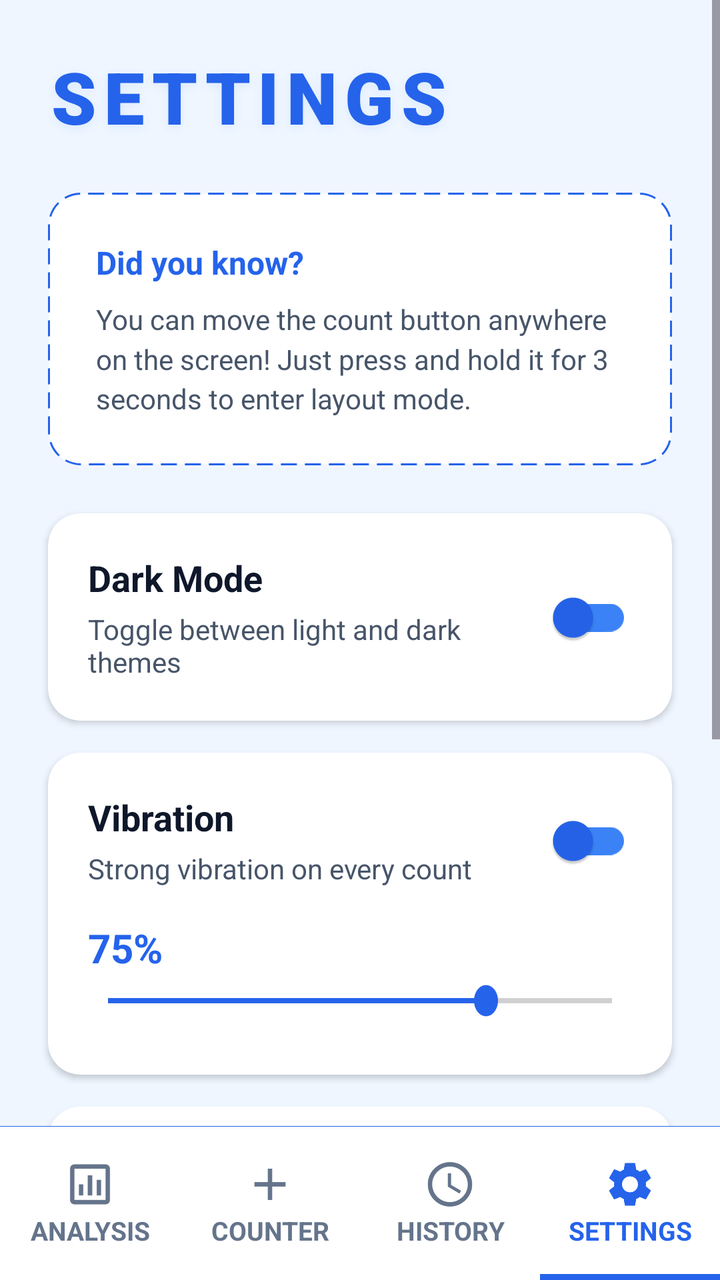
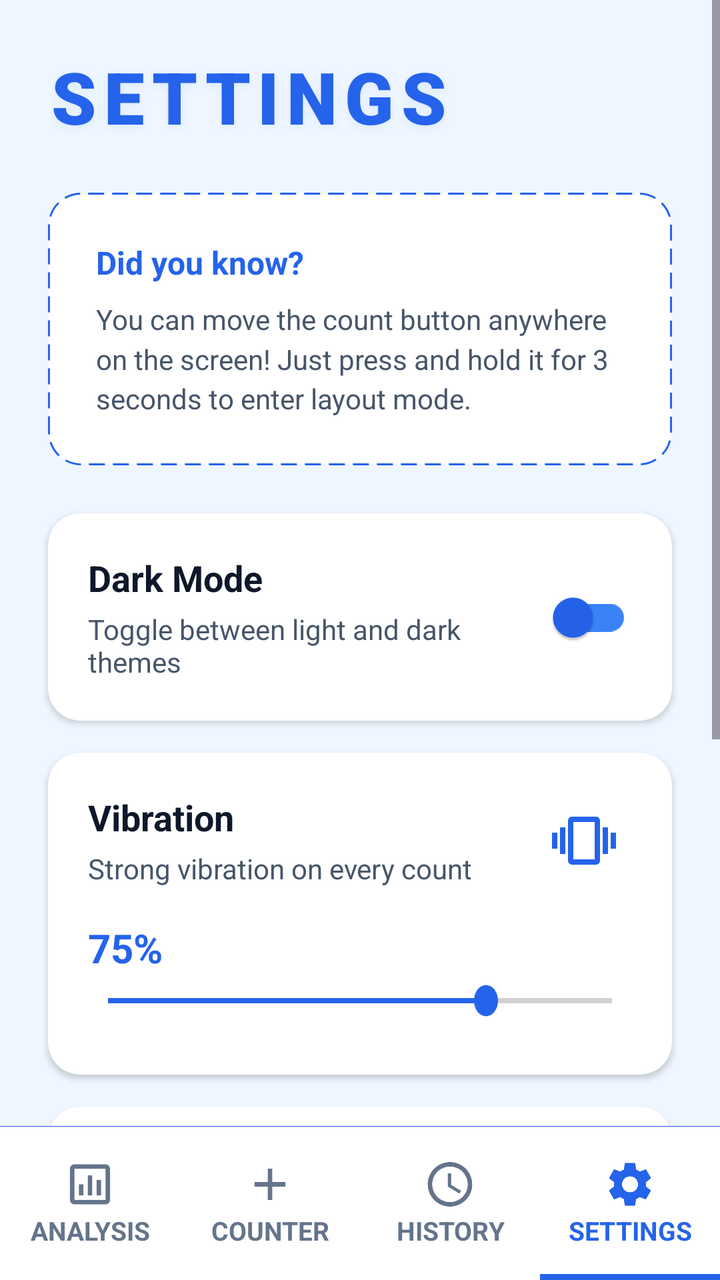

The first picture is an Android layout as it rendered before a commit; the second is the same layout after the commit. The layout source and the unified diff follow.
<!-- AndroidManifest.xml: application theme Theme.SmartTasbeeh -->
<!-- res/layout/activity_settings.xml -->
<?xml version="1.0" encoding="utf-8"?>
<androidx.constraintlayout.widget.ConstraintLayout xmlns:android="http://schemas.android.com/apk/res/android"
    xmlns:app="http://schemas.android.com/apk/res-auto"
    android:layout_width="match_parent"
    android:layout_height="match_parent"
    android:background="@color/app_background">

    <ScrollView
        android:layout_width="match_parent"
        android:layout_height="0dp"
        android:fillViewport="true"
        app:layout_constraintTop_toTopOf="parent"
        app:layout_constraintBottom_toTopOf="@id/bottomNavDivider">

        <androidx.constraintlayout.widget.ConstraintLayout
            android:layout_width="match_parent"
            android:layout_height="wrap_content"
            android:paddingBottom="32dp">

            <TextView
                android:id="@+id/tvPageTitle"
                android:layout_width="wrap_content"
                android:layout_height="wrap_content"
                android:text="@string/nav_settings"
                android:textSize="36sp"
                android:fontFamily="sans-serif-black"
                android:letterSpacing="0.10"
                android:textColor="@color/count_text_color"
                android:shadowColor="@color/card_stroke_color"
                android:shadowRadius="12"
                android:shadowDy="4"
                android:layout_marginTop="24dp"
                android:layout_marginStart="24dp"
                app:layout_constraintStart_toStartOf="parent"
                app:layout_constraintTop_toTopOf="parent"/>

            
            <LinearLayout
                android:id="@+id/cardInfoBox"
                android:layout_width="0dp"
                android:layout_height="wrap_content"
                android:background="@drawable/info_box_background"
                android:orientation="vertical"
                android:padding="24dp"
                android:layout_marginTop="24dp"
                android:layout_marginStart="24dp"
                android:layout_marginEnd="24dp"
                app:layout_constraintTop_toBottomOf="@id/tvPageTitle"
                app:layout_constraintStart_toStartOf="parent"
                app:layout_constraintEnd_toEndOf="parent">

                <TextView
                    android:layout_width="wrap_content"
                    android:layout_height="wrap_content"
                    android:text="@string/did_you_know_title"
                    android:textSize="16sp"
                    android:textStyle="bold"
                    android:textColor="@color/count_text_color"
                    android:layout_marginBottom="8dp"/>

                <TextView
                    android:layout_width="match_parent"
                    android:layout_height="wrap_content"
                    android:text="@string/drag_button_hint"
                    android:textSize="14sp"
                    android:textColor="@color/text_secondary"
                    android:lineSpacingMultiplier="1.2"/>
            </LinearLayout>

            
            <androidx.cardview.widget.CardView
                android:id="@+id/cardDarkMode"
                android:layout_width="0dp"
                android:layout_height="wrap_content"
                android:layout_marginTop="24dp"
                android:layout_marginStart="24dp"
                android:layout_marginEnd="24dp"
                app:cardCornerRadius="16dp"
                app:cardElevation="2dp"
                app:cardBackgroundColor="@color/card_background"
                app:layout_constraintTop_toBottomOf="@id/cardInfoBox"
                app:layout_constraintStart_toStartOf="parent"
                app:layout_constraintEnd_toEndOf="parent">

                <androidx.constraintlayout.widget.ConstraintLayout
                    android:layout_width="match_parent"
                    android:layout_height="match_parent"
                    android:padding="20dp">

                    <TextView
                        android:id="@+id/tvDarkMode"
                        android:layout_width="wrap_content"
                        android:layout_height="wrap_content"
                        android:text="@string/dark_mode_title"
                        android:textSize="18sp"
                        android:textStyle="bold"
                        android:textColor="@color/text_primary"
                        app:layout_constraintStart_toStartOf="parent"
                        app:layout_constraintTop_toTopOf="parent"/>

                    <TextView
                        android:layout_width="0dp"
                        android:layout_height="wrap_content"
                        android:text="@string/dark_mode_desc"
                        android:textSize="14sp"
                        android:textColor="@color/text_secondary"
                        android:layout_marginTop="4dp"
                        android:layout_marginEnd="16dp"
                        app:layout_constraintTop_toBottomOf="@id/tvDarkMode"
                        app:layout_constraintStart_toStartOf="parent"
                        app:layout_constraintEnd_toStartOf="@id/switchDarkMode"/>

                    <com.google.android.material.switchmaterial.SwitchMaterial
                        android:id="@+id/switchDarkMode"
                        android:layout_width="wrap_content"
                        android:layout_height="wrap_content"
                        app:thumbTint="@color/tasbeeh_blue_primary"
                        app:trackTint="@color/tasbeeh_blue_accent"
                        app:layout_constraintEnd_toEndOf="parent"
                        app:layout_constraintTop_toTopOf="parent"
                        app:layout_constraintBottom_toBottomOf="parent"
                        android:contentDescription="@string/dark_mode_title"/>

                </androidx.constraintlayout.widget.ConstraintLayout>
            </androidx.cardview.widget.CardView>

            
            <androidx.cardview.widget.CardView
                android:id="@+id/cardHaptic"
                android:layout_width="0dp"
                android:layout_height="wrap_content"
                android:layout_marginTop="16dp"
                android:layout_marginStart="24dp"
                android:layout_marginEnd="24dp"
                app:cardCornerRadius="16dp"
                app:cardElevation="2dp"
                app:cardBackgroundColor="@color/card_background"
                app:layout_constraintTop_toBottomOf="@id/cardDarkMode"
                app:layout_constraintStart_toStartOf="parent"
                app:layout_constraintEnd_toEndOf="parent">

                <androidx.constraintlayout.widget.ConstraintLayout
                    android:layout_width="match_parent"
                    android:layout_height="match_parent"
                    android:padding="20dp">

                    <TextView
                        android:id="@+id/tvHaptic"
                        android:layout_width="wrap_content"
                        android:layout_height="wrap_content"
                        android:text="@string/haptic_feedback_title"
                        android:textSize="18sp"
                        android:textStyle="bold"
                        android:textColor="@color/text_primary"
                        app:layout_constraintStart_toStartOf="parent"
                        app:layout_constraintTop_toTopOf="parent"/>

                    <TextView
                        android:layout_width="0dp"
                        android:layout_height="wrap_content"
                        android:text="@string/haptic_feedback_desc"
                        android:textSize="14sp"
                        android:textColor="@color/text_secondary"
                        android:layout_marginTop="4dp"
                        android:layout_marginEnd="16dp"
                        app:layout_constraintTop_toBottomOf="@id/tvHaptic"
                        app:layout_constraintStart_toStartOf="parent"
                        app:layout_constraintEnd_toStartOf="@id/switchHaptic"/>

                    <com.google.android.material.switchmaterial.SwitchMaterial
                        android:id="@+id/switchHaptic"
                        android:layout_width="wrap_content"
                        android:layout_height="wrap_content"
                        app:thumbTint="@color/tasbeeh_blue_primary"
                        app:trackTint="@color/tasbeeh_blue_accent"
                        app:layout_constraintEnd_toEndOf="parent"
                        app:layout_constraintTop_toTopOf="parent"
                        app:layout_constraintBottom_toTopOf="@id/layoutVibrationLevel"
                        android:contentDescription="@string/haptic_feedback_title"/>

                    <RelativeLayout
                        android:id="@+id/layoutVibrationLevel"
                        android:layout_width="match_parent"
                        android:layout_height="wrap_content"
                        android:layout_marginTop="16dp"
                        app:layout_constraintTop_toBottomOf="@id/switchHaptic"
                        app:layout_constraintStart_toStartOf="parent"
                        app:layout_constraintEnd_toEndOf="parent">

                        <TextView
                            android:id="@+id/tvSeekValue"
                            android:layout_width="wrap_content"
                            android:layout_height="wrap_content"
                            android:text="@string/vibration_percentage_text"
                            android:textSize="20sp"
                            android:textStyle="bold"
                            android:textColor="@color/tasbeeh_blue_primary"
                            android:layout_marginBottom="4dp" />

                        <SeekBar
                            android:id="@+id/seekBarVibration"
                            android:layout_width="match_parent"
                            android:layout_height="wrap_content"
                            android:layout_below="@id/tvSeekValue"
                            android:max="100"
                            android:progress="75"
                            android:thumbTint="@color/tasbeeh_blue_primary"
                            android:progressTint="@color/tasbeeh_blue_primary"
                            android:paddingStart="10dp"
                            android:paddingEnd="10dp"
                            android:scaleY="1.3"
                            android:scaleX="1.0"
                            android:layout_marginBottom="8dp"/>

                    </RelativeLayout>

                </androidx.constraintlayout.widget.ConstraintLayout>
            </androidx.cardview.widget.CardView>

            
            <androidx.cardview.widget.CardView
                android:id="@+id/cardSound"
                android:layout_width="0dp"
                android:layout_height="wrap_content"
                android:layout_marginTop="16dp"
                android:layout_marginStart="24dp"
                android:layout_marginEnd="24dp"
                app:cardCornerRadius="16dp"
                app:cardElevation="2dp"
                app:cardBackgroundColor="@color/card_background"
                app:layout_constraintTop_toBottomOf="@id/cardHaptic"
                app:layout_constraintStart_toStartOf="parent"
                app:layout_constraintEnd_toEndOf="parent">

                <androidx.constraintlayout.widget.ConstraintLayout
                    android:layout_width="match_parent"
                    android:layout_height="match_parent"
                    android:padding="20dp">

                    <TextView
                        android:id="@+id/tvSound"
                        android:layout_width="wrap_content"
                        android:layout_height="wrap_content"
                        android:text="@string/sound_title"
                        android:textSize="18sp"
                        android:textStyle="bold"
                        android:textColor="@color/text_primary"
                        app:layout_constraintStart_toStartOf="parent"
                        app:layout_constraintTop_toTopOf="parent"/>

                    <TextView
                        android:layout_width="0dp"
                        android:layout_height="wrap_content"
                        android:text="@string/sound_desc"
                        android:textSize="14sp"
                        android:textColor="@color/text_secondary"
                        android:layout_marginTop="4dp"
                        android:layout_marginEnd="16dp"
                        app:layout_constraintTop_toBottomOf="@id/tvSound"
                        app:layout_constraintStart_toStartOf="parent"
                        app:layout_constraintEnd_toStartOf="@id/ivSoundToggle"/>

                    <ImageView
                        android:id="@+id/ivSoundToggle"
                        android:layout_width="48dp"
                        android:layout_height="48dp"
                        android:padding="8dp"
                        android:src="@drawable/ic_volume_up"
                        android:background="?attr/selectableItemBackgroundBorderless"
                        android:clickable="true"
                        android:focusable="true"
                        app:layout_constraintEnd_toEndOf="parent"
                        app:layout_constraintTop_toTopOf="parent"
                        app:layout_constraintBottom_toBottomOf="parent"
                        android:contentDescription="@string/sound_title"/>

                </androidx.constraintlayout.widget.ConstraintLayout>
            </androidx.cardview.widget.CardView>

            
            <androidx.cardview.widget.CardView
                android:id="@+id/cardTapAnywhere"
                android:layout_width="0dp"
                android:layout_height="wrap_content"
                android:layout_marginTop="16dp"
                android:layout_marginStart="24dp"
                android:layout_marginEnd="24dp"
                app:cardCornerRadius="16dp"
                app:cardElevation="2dp"
                app:cardBackgroundColor="@color/card_background"
                app:layout_constraintTop_toBottomOf="@id/cardSound"
                app:layout_constraintStart_toStartOf="parent"
                app:layout_constraintEnd_toEndOf="parent">

                <androidx.constraintlayout.widget.ConstraintLayout
                    android:layout_width="match_parent"
                    android:layout_height="match_parent"
                    android:padding="20dp">

                    <TextView
                        android:id="@+id/tvTapAnywhere"
                        android:layout_width="wrap_content"
                        android:layout_height="wrap_content"
                        android:text="@string/tap_anywhere_title"
                        android:textSize="18sp"
                        android:textStyle="bold"
                        android:textColor="@color/text_primary"
                        app:layout_constraintStart_toStartOf="parent"
                        app:layout_constraintTop_toTopOf="parent"/>

                    <TextView
                        android:layout_width="0dp"
                        android:layout_height="wrap_content"
                        android:text="@string/tap_anywhere_desc"
                        android:textSize="14sp"
                        android:textColor="@color/text_secondary"
                        android:layout_marginTop="4dp"
                        android:layout_marginEnd="16dp"
                        app:layout_constraintTop_toBottomOf="@id/tvTapAnywhere"
                        app:layout_constraintStart_toStartOf="parent"
                        app:layout_constraintEnd_toStartOf="@id/switchTapAnywhere"/>

                    <com.google.android.material.switchmaterial.SwitchMaterial
                        android:id="@+id/switchTapAnywhere"
                        android:layout_width="53dp"
                        android:layout_height="42dp"
                        android:contentDescription="@string/cd_full_screen_count"
                        app:layout_constraintBottom_toBottomOf="parent"
                        app:layout_constraintEnd_toEndOf="parent"
                        app:layout_constraintTop_toTopOf="parent"
                        app:thumbTint="@color/tasbeeh_blue_primary"
                        app:trackTint="@color/tasbeeh_blue_accent" />

                </androidx.constraintlayout.widget.ConstraintLayout>
            </androidx.cardview.widget.CardView>

            <TextView
                android:layout_width="wrap_content"
                android:layout_height="wrap_content"
                android:text="@string/app_version"
                android:textColor="@color/text_secondary"
                android:textSize="12sp"
                android:layout_marginTop="32dp"
                app:layout_constraintTop_toBottomOf="@id/cardTapAnywhere"
                app:layout_constraintBottom_toBottomOf="parent"
                app:layout_constraintStart_toStartOf="parent"
                app:layout_constraintEnd_toEndOf="parent"
                app:layout_constraintVertical_bias="1.0"
                android:layout_marginBottom="16dp"/>

        </androidx.constraintlayout.widget.ConstraintLayout>
    </ScrollView>

    
    <View
        android:id="@+id/bottomNavDivider"
        android:layout_width="match_parent"
        android:layout_height="0.1dp"
        android:background="@color/count_text_color"
        app:layout_constraintBottom_toTopOf="@id/bottomNav"/>

    
    
    <LinearLayout
        android:id="@+id/bottomNav"
        android:layout_width="match_parent"
        android:layout_height="0dp"
        app:layout_constraintHeight_percent="0.12"
        android:background="@color/nav_bg"
        android:orientation="horizontal"
        android:weightSum="4"
        android:baselineAligned="false"
        app:layout_constraintBottom_toBottomOf="parent">

        
        <androidx.constraintlayout.widget.ConstraintLayout
            android:id="@+id/btnNavAnalysis"
            android:layout_width="0dp"
            android:layout_height="match_parent"
            android:layout_weight="1"
            android:clickable="true"
            android:focusable="true"
            android:background="?attr/selectableItemBackground">

            <ImageView
                android:id="@+id/imgAnalysis"
                android:layout_width="0dp"
                android:layout_height="0dp"
                android:src="@drawable/ic_analysis"
                app:tint="@color/nav_text_unselected"
                app:layout_constraintTop_toTopOf="parent"
                app:layout_constraintBottom_toTopOf="@+id/txtAnalysis"
                app:layout_constraintStart_toStartOf="parent"
                app:layout_constraintEnd_toEndOf="parent"
                app:layout_constraintHeight_percent="0.35"
                app:layout_constraintDimensionRatio="1:1"
                app:layout_constraintVertical_chainStyle="packed"
                android:contentDescription="@null"/>

            <TextView
                android:id="@+id/txtAnalysis"
                android:layout_width="0dp"
                android:layout_height="0dp"
                android:text="@string/nav_analysis"
                android:textColor="@color/nav_text_unselected"
                android:gravity="center"
                android:textStyle="bold"
                app:layout_constraintTop_toBottomOf="@id/imgAnalysis"
                app:layout_constraintBottom_toBottomOf="parent"
                app:layout_constraintStart_toStartOf="parent"
                app:layout_constraintEnd_toEndOf="parent"
                app:layout_constraintHeight_percent="0.25"
                app:layout_constraintWidth_percent="0.9"
                app:autoSizeTextType="uniform"
                app:autoSizeMinTextSize="8sp"
                app:autoSizeMaxTextSize="13sp"
                app:autoSizeStepGranularity="1sp"/>
        </androidx.constraintlayout.widget.ConstraintLayout>

        
        <androidx.constraintlayout.widget.ConstraintLayout
            android:id="@+id/btnNavCounter"
            android:layout_width="0dp"
            android:layout_height="match_parent"
            android:layout_weight="1"
            android:clickable="true"
            android:focusable="true"
            android:background="?attr/selectableItemBackground">

            <ImageView
                android:id="@+id/imgCounter"
                android:layout_width="0dp"
                android:layout_height="0dp"
                android:src="@drawable/ic_add"
                app:tint="@color/nav_text_unselected"
                app:layout_constraintTop_toTopOf="parent"
                app:layout_constraintBottom_toTopOf="@+id/txtCounter"
                app:layout_constraintStart_toStartOf="parent"
                app:layout_constraintEnd_toEndOf="parent"
                app:layout_constraintHeight_percent="0.35"
                app:layout_constraintDimensionRatio="1:1"
                app:layout_constraintVertical_chainStyle="packed"
                android:contentDescription="@null"/>

            <TextView
                android:id="@+id/txtCounter"
                android:layout_width="0dp"
                android:layout_height="0dp"
                android:text="@string/nav_counter"
                android:textColor="@color/nav_text_unselected"
                android:gravity="center"
                android:textStyle="bold"
                app:layout_constraintTop_toBottomOf="@id/imgCounter"
                app:layout_constraintBottom_toBottomOf="parent"
                app:layout_constraintStart_toStartOf="parent"
                app:layout_constraintEnd_toEndOf="parent"
                app:layout_constraintHeight_percent="0.25"
                app:layout_constraintWidth_percent="0.9"
                app:autoSizeTextType="uniform"
                app:autoSizeMinTextSize="8sp"
                app:autoSizeMaxTextSize="13sp"
                app:autoSizeStepGranularity="1sp"/>
        </androidx.constraintlayout.widget.ConstraintLayout>

        
        <androidx.constraintlayout.widget.ConstraintLayout
            android:id="@+id/btnSavedCounts"
            android:layout_width="0dp"
            android:layout_height="match_parent"
            android:layout_weight="1"
            android:clickable="true"
            android:focusable="true"
            android:background="?attr/selectableItemBackground">

            <ImageView
                android:id="@+id/imgHistory"
                android:layout_width="0dp"
                android:layout_height="0dp"
                android:src="@drawable/ic_clock"
                app:tint="@color/nav_text_unselected"
                app:layout_constraintTop_toTopOf="parent"
                app:layout_constraintBottom_toTopOf="@+id/txtHistory"
                app:layout_constraintStart_toStartOf="parent"
                app:layout_constraintEnd_toEndOf="parent"
                app:layout_constraintHeight_percent="0.35"
                app:layout_constraintDimensionRatio="1:1"
                app:layout_constraintVertical_chainStyle="packed"
                android:contentDescription="@null"/>

            <TextView
                android:id="@+id/txtHistory"
                android:layout_width="0dp"
                android:layout_height="0dp"
                android:text="@string/nav_history"
                android:textColor="@color/nav_text_unselected"
                android:gravity="center"
                android:textStyle="bold"
                app:layout_constraintTop_toBottomOf="@id/imgHistory"
                app:layout_constraintBottom_toBottomOf="parent"
                app:layout_constraintStart_toStartOf="parent"
                app:layout_constraintEnd_toEndOf="parent"
                app:layout_constraintHeight_percent="0.25"
                app:layout_constraintWidth_percent="0.9"
                app:autoSizeTextType="uniform"
                app:autoSizeMinTextSize="8sp"
                app:autoSizeMaxTextSize="13sp"
                app:autoSizeStepGranularity="1sp"/>
        </androidx.constraintlayout.widget.ConstraintLayout>

        
        <androidx.constraintlayout.widget.ConstraintLayout
            android:id="@+id/btnNavSettings"
            android:layout_width="0dp"
            android:layout_height="match_parent"
            android:layout_weight="1"
            android:focusable="true"
            android:background="?attr/selectableItemBackground">

            <View
                android:layout_width="0dp"
                android:layout_height="3dp"
                android:background="@color/nav_text_selected"
                app:layout_constraintBottom_toBottomOf="parent"
                app:layout_constraintStart_toStartOf="parent"
                app:layout_constraintEnd_toEndOf="parent" />

            <ImageView
                android:id="@+id/imgSettings"
                android:layout_width="0dp"
                android:layout_height="0dp"
                android:src="@drawable/ic_settings"
                app:tint="@color/nav_text_selected"
                app:layout_constraintTop_toTopOf="parent"
                app:layout_constraintBottom_toTopOf="@+id/txtSettings"
                app:layout_constraintStart_toStartOf="parent"
                app:layout_constraintEnd_toEndOf="parent"
                app:layout_constraintHeight_percent="0.35"
                app:layout_constraintDimensionRatio="1:1"
                app:layout_constraintVertical_chainStyle="packed"
                android:contentDescription="@null"/>

            <TextView
                android:id="@+id/txtSettings"
                android:layout_width="0dp"
                android:layout_height="0dp"
                android:text="@string/nav_settings"
                android:textColor="@color/nav_text_selected"
                android:gravity="center"
                android:textStyle="bold"
                app:layout_constraintTop_toBottomOf="@id/imgSettings"
                app:layout_constraintBottom_toBottomOf="parent"
                app:layout_constraintStart_toStartOf="parent"
                app:layout_constraintEnd_toEndOf="parent"
                app:layout_constraintHeight_percent="0.25"
                app:layout_constraintWidth_percent="0.9"
                app:autoSizeTextType="uniform"
                app:autoSizeMinTextSize="8sp"
                app:autoSizeMaxTextSize="13sp"
                app:autoSizeStepGranularity="1sp"/>
        </androidx.constraintlayout.widget.ConstraintLayout>

    </LinearLayout>

</androidx.constraintlayout.widget.ConstraintLayout>
<!-- resources referenced by this layout -->
<resources>
  <color name="app_background">@color/background_light</color>
  <color name="card_background">#FFFFFF</color>
  <color name="card_stroke_color">#DBEAFE</color>
  <color name="count_text_color">#2563EB</color>
  <color name="nav_bg">#FFFFFF</color>
  <color name="nav_text_selected">#2563EB</color>
  <color name="nav_text_unselected">#64748B</color>
  <color name="tasbeeh_blue_accent">#3B82F6</color>
  <color name="tasbeeh_blue_primary">#2563EB</color>
  <color name="text_primary">#0F172A</color>
  <color name="text_secondary">#475569</color>
  <!-- drawable ic_add (drawable) -->
  <vector xmlns:android="http://schemas.android.com/apk/res/android"
      android:width="24dp"
      android:height="24dp"
      android:viewportWidth="24"
      android:viewportHeight="24">
      <path
        android:fillColor="@android:color/white"
        android:pathData="M19,13h-6v6h-2v-6H5v-2h6V5h2v6h6v2z"/>
  </vector>
  <!-- drawable ic_analysis (drawable) -->
  <vector xmlns:android="http://schemas.android.com/apk/res/android"
      android:width="24dp"
      android:height="24dp"
      android:viewportWidth="24"
      android:viewportHeight="24">
    <path
        android:fillColor="#FF000000"
        android:pathData="M19,3H5C3.9,3 3,3.9 3,5v14c0,1.1 0.9,2 2,2h14c1.1,0 2,-0.9 2,-2V5C21,3.9 20.1,3 19,3zM19,19H5V5h14V19zM7,12h2v5H7V12zM11,8h2v9h-2V8zM15,10h2v7h-2V10z"/>
  </vector>
  <!-- drawable info_box_background (drawable) -->
  <?xml version="1.0" encoding="utf-8"?>
  <shape xmlns:android="http://schemas.android.com/apk/res/android"
      android:shape="rectangle">
      <solid android:color="@color/card_background"/>
      <stroke
          android:width="1dp"
          android:color="@color/count_text_color"
          android:dashWidth="8dp"
          android:dashGap="4dp"/>
      <corners android:radius="16dp"/>
  </shape>
  <string name="app_version">Smart Tasbeeh v1.0.1</string>
  <string name="cd_full_screen_count">Full screen counting</string>
  <string name="dark_mode_desc">Toggle between light and dark themes</string>
  <string name="dark_mode_title">Dark Mode</string>
  <string name="did_you_know_title">Did you know?</string>
  <string name="drag_button_hint">You can move the count button anywhere on the screen! Just press and hold it for 3 seconds to enter layout mode.</string>
  <string name="haptic_feedback_desc">Strong vibration on every count</string>
  <string name="haptic_feedback_title">Vibration</string>
  <string name="nav_analysis">ANALYSIS</string>
  <string name="nav_counter">COUNTER</string>
  <string name="nav_history">HISTORY</string>
  <string name="nav_settings">SETTINGS</string>
  <string name="sound_desc">Play sound on every count</string>
  <string name="sound_title">Sound</string>
  <string name="tap_anywhere_desc">Count by tapping anywhere on the screen</string>
  <string name="tap_anywhere_title">Tap Anywhere</string>
  <string name="vibration_percentage_text">75%</string>
  <style name="Theme.SmartTasbeeh" parent="Base.Theme.SmartTasbeeh" />
  <color name="background_light">#EFF6FF</color>
  <color name="tasbeeh_blue_dark">#1E3A8A</color>
  <color name="white">#FFFFFFFF</color>
  <!-- unchanged entries left out for length: 4 -->
</resources>

<!-- the commit's change to res/layout/activity_settings.xml (unified diff, before → after) -->
@@ -165,14 +165,17 @@
                         android:layout_marginEnd="16dp"
                         app:layout_constraintTop_toBottomOf="@id/tvHaptic"
                         app:layout_constraintStart_toStartOf="parent"
-                        app:layout_constraintEnd_toStartOf="@id/switchHaptic"/>
-
-                    <com.google.android.material.switchmaterial.SwitchMaterial
-                        android:id="@+id/switchHaptic"
-                        android:layout_width="wrap_content"
-                        android:layout_height="wrap_content"
-                        app:thumbTint="@color/tasbeeh_blue_primary"
-                        app:trackTint="@color/tasbeeh_blue_accent"
+                        app:layout_constraintEnd_toStartOf="@id/ivVibrationToggle"/>
+
+                    <ImageView
+                        android:id="@+id/ivVibrationToggle"
+                        android:layout_width="48dp"
+                        android:layout_height="48dp"
+                        android:padding="8dp"
+                        android:src="@drawable/ic_vibration_on"
+                        android:background="?attr/selectableItemBackgroundBorderless"
+                        android:clickable="true"
+                        android:focusable="true"
                         app:layout_constraintEnd_toEndOf="parent"
                         app:layout_constraintTop_toTopOf="parent"
                         app:layout_constraintBottom_toTopOf="@id/layoutVibrationLevel"
@@ -183,7 +186,7 @@
                         android:layout_width="match_parent"
                         android:layout_height="wrap_content"
                         android:layout_marginTop="16dp"
-                        app:layout_constraintTop_toBottomOf="@id/switchHaptic"
+                        app:layout_constraintTop_toBottomOf="@id/ivVibrationToggle"
                         app:layout_constraintStart_toStartOf="parent"
                         app:layout_constraintEnd_toEndOf="parent">
 
<!-- resource entries referenced after the edit -->
@@ -30,6 +30,17 @@
     <path
         android:fillColor="#FF000000"
         android:pathData="M19,3H5C3.9,3 3,3.9 3,5v14c0,1.1 0.9,2 2,2h14c1.1,0 2,-0.9 2,-2V5C21,3.9 20.1,3 19,3zM19,19H5V5h14V19zM7,12h2v5H7V12zM11,8h2v9h-2V8zM15,10h2v7h-2V10z"/>
+  </vector>
+  <!-- drawable ic_vibration_on (drawable) -->
+  <vector xmlns:android="http://schemas.android.com/apk/res/android"
+      android:width="24dp"
+      android:height="24dp"
+      android:viewportWidth="24.0"
+      android:viewportHeight="24.0"
+      android:tint="@color/tasbeeh_blue_primary">
+      <path
+          android:fillColor="@android:color/white"
+          android:pathData="M0,15h2V9H0V15zM3,17h2V7H3V17zM22,9v6h2V9H22zM19,17h2V7h-2V17zM16.5,3h-9C6.67,3 6,3.67 6,4.5v15c0,0.83 0.67,1.5 1.5,1.5h9c0.83,0 1.5,-0.67 1.5,-1.5v-15c0,-0.83 -0.67,-1.5 -1.5,-1.5zM16,19H8V5h8V19z"/>
   </vector>
   <!-- drawable info_box_background (drawable) -->
   <?xml version="1.0" encoding="utf-8"?>
